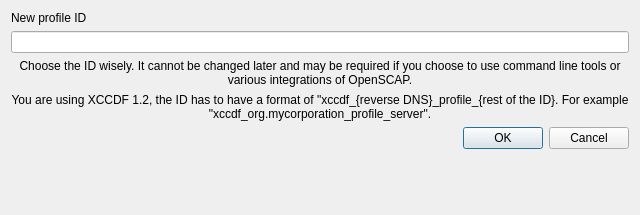
First picture: the form in ui/TailorProfileDialog.ui, repository OpenSCAP/scap-workbench, before the edit.
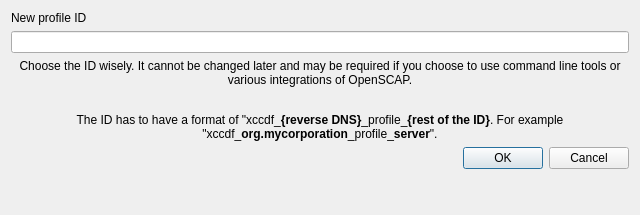
Second picture: the form after the edit.

Commit message:
Be more restrictive when it comes to new profile IDs
Validate XCCDF 1.1 profile IDs as well as 1.2, prevent users
passing invalid profile IDs by circumventing the QLineEdit validation.

Also very slight changes to the GUI.

```diff
--- a/ui/TailorProfileDialog.ui
+++ b/ui/TailorProfileDialog.ui
@@ -28,7 +28,7 @@
     <widget class="QLineEdit" name="idLineEdit"/>
    </item>
    <item row="6" column="0" colspan="2">
-    <widget class="QLabel" name="xccdf12Warning">
+    <widget class="QLabel" name="chooseIdWiselyLabel">
      <property name="text">
       <string>Choose the ID wisely. It cannot be changed later and may be required if you choose to use command line tools or various integrations of OpenSCAP.</string>
      </property>
@@ -40,10 +40,10 @@
      </property>
     </widget>
    </item>
-   <item row="7" column="0" colspan="2">
-    <widget class="QLabel" name="label_3">
+   <item row="8" column="0" colspan="2">
+    <widget class="QLabel" name="xccdf12Warning">
      <property name="text">
-      <string>You are using XCCDF 1.2, the ID has to have a format of &quot;xccdf_{reverse DNS}_profile_{rest of the ID}. For example &quot;xccdf_org.mycorporation_profile_server&quot;.</string>
+      <string>&lt;html&gt;&lt;head/&gt;&lt;body&gt;&lt;p&gt;The ID has to have a format of &amp;quot;xccdf_&lt;span style=&quot; font-weight:600;&quot;&gt;{reverse DNS}&lt;/span&gt;_profile_&lt;span style=&quot; font-weight:600;&quot;&gt;{rest of the ID}&lt;/span&gt;. For example &amp;quot;xccdf_&lt;span style=&quot; font-weight:600;&quot;&gt;org.mycorporation&lt;/span&gt;_profile_&lt;span style=&quot; font-weight:600;&quot;&gt;server&lt;/span&gt;&amp;quot;.&lt;/p&gt;&lt;/body&gt;&lt;/html&gt;</string>
      </property>
      <property name="alignment">
       <set>Qt::AlignCenter</set>
@@ -53,7 +53,7 @@
      </property>
     </widget>
    </item>
-   <item row="9" column="1">
+   <item row="10" column="1">
     <widget class="QDialogButtonBox" name="buttonBox">
      <property name="orientation">
       <enum>Qt::Horizontal</enum>
@@ -63,6 +63,16 @@
      </property>
     </widget>
    </item>
+   <item row="7" column="0" colspan="2">
+    <widget class="QLabel" name="xccdf11Warning">
+     <property name="text">
+      <string/>
+     </property>
+     <property name="alignment">
+      <set>Qt::AlignCenter</set>
+     </property>
+    </widget>
+   </item>
   </layout>
  </widget>
  <resources/>
```
The commit also changes 3 other files.
